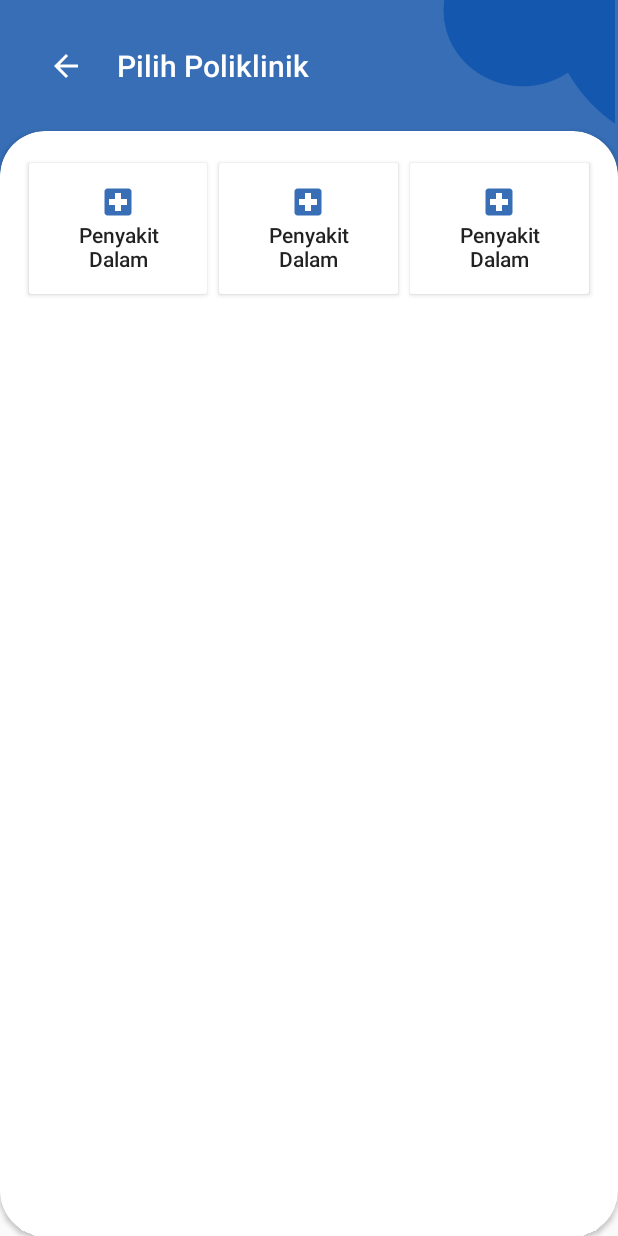
After one commit to krproject711/ApamRSMM, an Android app: the PoliklinikActivity screen opened directly, with no data from a screen before it, on a phone screen of 412 x 824 dp. The commit adds this screen. Run offline under Robolectric (Android 15) with nearby library versions, the phone set to English and light mode, and no system bars; Roboto replaces fonts that are not available here.

Commit message:
Penambahan View Pilih Poliklinik

```diff
--- a/app/src/main/AndroidManifest.xml
+++ b/app/src/main/AndroidManifest.xml
@@ -9,7 +9,8 @@
         android:roundIcon="@mipmap/ic_launcher_round"
         android:supportsRtl="true"
         android:theme="@style/AppTheme">
-        <activity android:name=".AntrianActivity"></activity>
+        <activity android:name=".PoliklinikActivity"></activity>
+        <activity android:name=".AntrianActivity" />
         <activity android:name=".RegisterActivity" />
         <activity
             android:name=".BerandaActivity"
--- a/app/src/main/java/com/example/apamproject/BerandaActivity.kt
+++ b/app/src/main/java/com/example/apamproject/BerandaActivity.kt
@@ -18,6 +18,11 @@ class BerandaActivity : AppCompatActivity() {
             val intent = Intent(this, AntrianActivity::class.java)
             startActivity(intent)
         }
+
+        binding.daftar.setOnClickListener {
+            val intent = Intent(this, PoliklinikActivity::class.java)
+            startActivity(intent)
+        }
     }
 
 }
--- /dev/null
+++ b/app/src/main/java/com/example/apamproject/PoliklinikActivity.kt
@@ -0,0 +1,12 @@
+package com.example.apamproject
+
+import androidx.appcompat.app.AppCompatActivity
+import android.os.Bundle
+
+
+class PoliklinikActivity : AppCompatActivity() {
+    override fun onCreate(savedInstanceState: Bundle?) {
+        super.onCreate(savedInstanceState)
+        setContentView(R.layout.activity_poliklinik)
+    }
+}
--- /dev/null
+++ b/app/src/main/res/layout/activity_poliklinik.xml
@@ -0,0 +1,118 @@
+<?xml version="1.0" encoding="utf-8"?>
+<androidx.constraintlayout.widget.ConstraintLayout xmlns:android="http://schemas.android.com/apk/res/android"
+    xmlns:app="http://schemas.android.com/apk/res-auto"
+    xmlns:tools="http://schemas.android.com/tools"
+    android:layout_width="match_parent"
+    android:layout_height="match_parent"
+    tools:context=".PoliklinikActivity">
+
+    <ImageView
+        android:id="@+id/header"
+        android:layout_width="match_parent"
+        android:layout_height="380dp"
+        android:adjustViewBounds="false"
+        android:background="#376EB6"
+        android:scaleType="fitCenter"
+        tools:ignore="MissingConstraints" />
+
+    <ImageView
+        android:id="@+id/eclipse"
+        android:layout_width="120dp"
+        android:layout_height="103dp"
+        app:layout_constraintEnd_toEndOf="parent"
+        app:layout_constraintTop_toTopOf="parent"
+        app:srcCompat="@drawable/eclipse"
+        tools:ignore="MissingConstraints" />
+
+    <LinearLayout
+        android:layout_width="match_parent"
+        android:layout_height="match_parent"
+        android:orientation="vertical"
+        app:layout_constraintBottom_toBottomOf="parent"
+        app:layout_constraintEnd_toEndOf="parent"
+        app:layout_constraintStart_toStartOf="parent">
+
+
+        <LinearLayout
+            android:layout_width="match_parent"
+            android:layout_height="wrap_content"
+            android:layout_margin="20dp"
+            android:orientation="horizontal">
+
+            <ImageButton
+                android:id="@+id/back_button"
+                android:layout_width="wrap_content"
+                android:layout_height="match_parent"
+                android:backgroundTint="@android:color/transparent"
+                app:srcCompat="@drawable/ic_baseline_arrow_back_24" />
+
+            <TextView
+                android:id="@+id/title_poliklinik"
+                android:layout_width="match_parent"
+                android:layout_height="match_parent"
+                android:layout_weight="1"
+                android:padding="10dp"
+                android:text="@string/pilih_poliklinik"
+                android:textAppearance="@style/TextAppearance.AppCompat.Body2"
+                android:textColor="#FFFFFF"
+                android:textSize="20sp" />
+        </LinearLayout>
+
+        <androidx.cardview.widget.CardView
+            android:id="@+id/corousel"
+            android:layout_width="match_parent"
+            android:layout_height="match_parent"
+            app:cardCornerRadius="30dp">
+
+            <TableLayout
+                android:layout_width="match_parent"
+                android:layout_height="match_parent">
+
+                <TableRow
+                    android:layout_width="match_parent"
+                    android:layout_height="match_parent"
+                    android:padding="15dp">
+
+                    <Button
+                        android:id="@+id/daftar2"
+                        android:layout_width="0dp"
+                        android:layout_height="match_parent"
+                        android:layout_weight="1"
+                        android:backgroundTint="#FFFFFF"
+                        android:drawableTop="@drawable/ic_baseline_local_hospital_24"
+                        android:padding="20dp"
+                        android:text="@string/poliklinik"
+                        android:textAppearance="@style/TextAppearance.AppCompat.Body2"
+                        android:textSize="14sp" />
+
+                    <Button
+                        android:id="@+id/daftar5"
+                        android:layout_width="0dp"
+                        android:layout_height="match_parent"
+                        android:layout_weight="1"
+                        android:backgroundTint="#FFFFFF"
+                        android:drawableTop="@drawable/ic_baseline_local_hospital_24"
+                        android:padding="20dp"
+                        android:text="@string/poliklinik"
+                        android:textAppearance="@style/TextAppearance.AppCompat.Body2"
+                        android:textSize="14sp" />
+
+                    <Button
+                        android:id="@+id/daftar6"
+                        android:layout_width="0dp"
+                        android:layout_height="match_parent"
+                        android:layout_weight="1"
+                        android:backgroundTint="#FFFFFF"
+                        android:drawableTop="@drawable/ic_baseline_local_hospital_24"
+                        android:padding="20dp"
+                        android:text="@string/poliklinik"
+                        android:textAppearance="@style/TextAppearance.AppCompat.Body2"
+                        android:textSize="14sp" />
+
+                </TableRow>
+
+            </TableLayout>
+        </androidx.cardview.widget.CardView>
+
+    </LinearLayout>
+</androidx.constraintlayout.widget.ConstraintLayout>
--- a/app/src/main/res/values/strings.xml
+++ b/app/src/main/res/values/strings.xml
@@ -47,5 +47,6 @@
     <string name="antrian_saat_ini">Antrian saat ini</string>
     <string name="nomor_saat_ini">D3</string>
     <string name="nomor_anda">D7</string>
+    <string name="pilih_poliklinik">Pilih Poliklinik</string>
 
 </resources>
```
